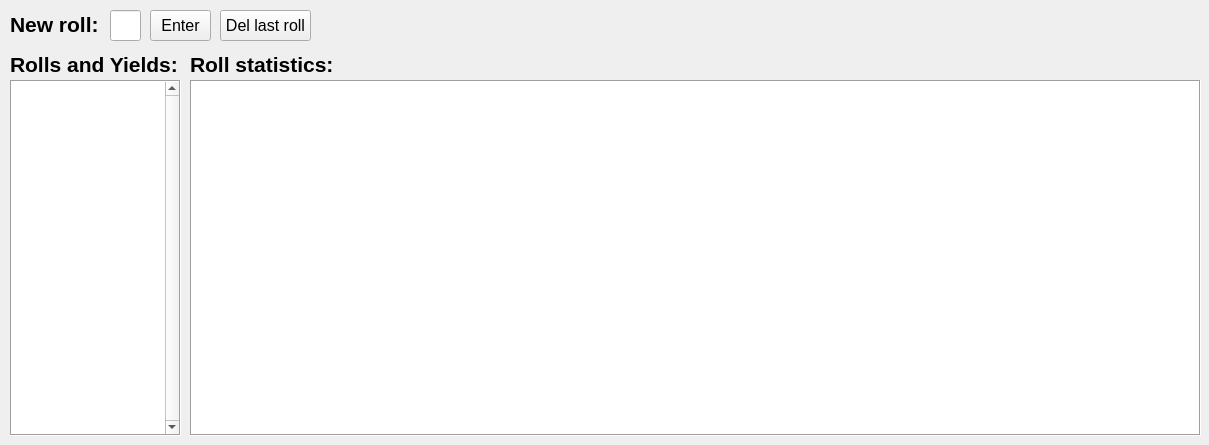
Above: ui/mainwindow.ui from dr-asbestos/catan-dice-tracker before the change. Below: the same form after it.
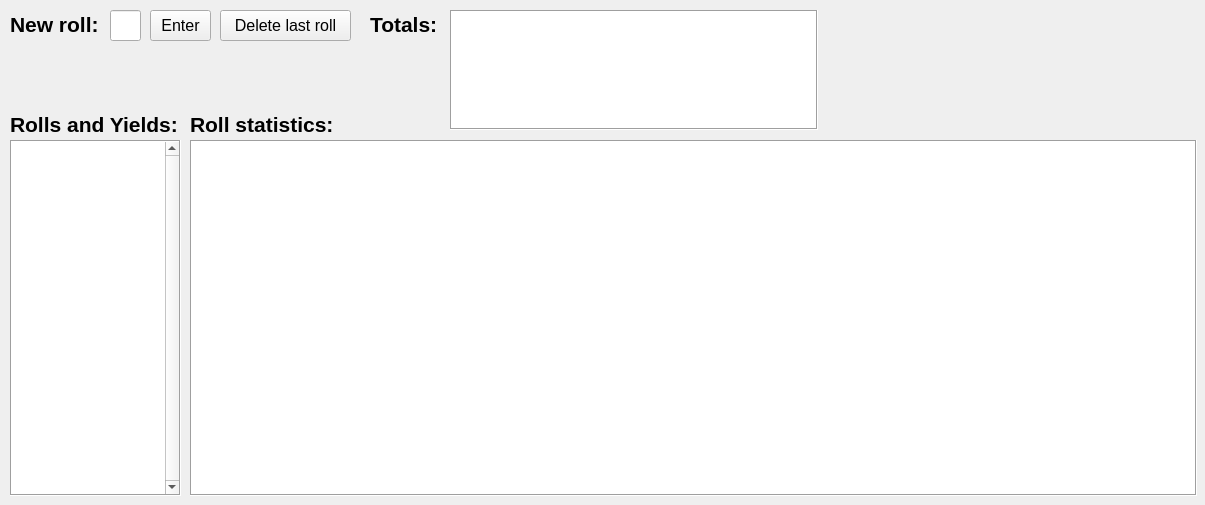
That is the form after the change.

Commit message: total stats table + tweaks

```diff
--- a/ui/mainwindow.ui
+++ b/ui/mainwindow.ui
@@ -6,20 +6,20 @@
    <rect>
     <x>0</x>
     <y>0</y>
-    <width>1209</width>
-    <height>445</height>
+    <width>1205</width>
+    <height>505</height>
    </rect>
   </property>
   <property name="minimumSize">
    <size>
-    <width>315</width>
-    <height>445</height>
+    <width>1205</width>
+    <height>505</height>
    </size>
   </property>
   <property name="maximumSize">
    <size>
-    <width>1315</width>
-    <height>445</height>
+    <width>1205</width>
+    <height>505</height>
    </size>
   </property>
   <property name="windowTitle">
@@ -30,8 +30,8 @@
     <property name="geometry">
      <rect>
       <x>190</x>
-      <y>80</y>
-      <width>1011</width>
+      <y>140</y>
+      <width>1007</width>
       <height>356</height>
      </rect>
     </property>
@@ -87,7 +87,7 @@
     <property name="geometry">
      <rect>
       <x>190</x>
-      <y>50</y>
+      <y>110</y>
       <width>146</width>
       <height>29</height>
      </rect>
@@ -106,7 +106,7 @@
     <property name="geometry">
      <rect>
       <x>10</x>
-      <y>50</y>
+      <y>110</y>
       <width>169</width>
       <height>29</height>
      </rect>
@@ -181,7 +181,7 @@
      <rect>
       <x>220</x>
       <y>10</y>
-      <width>91</width>
+      <width>131</width>
       <height>31</height>
      </rect>
     </property>
@@ -191,14 +191,14 @@
      </font>
     </property>
     <property name="text">
-     <string notr="true">Del last roll</string>
+     <string notr="true">Delete last roll</string>
     </property>
    </widget>
    <widget class="QTableWidget" name="tableRolls">
     <property name="geometry">
      <rect>
       <x>10</x>
-      <y>80</y>
+      <y>140</y>
       <width>171</width>
       <height>356</height>
      </rect>
@@ -248,6 +248,82 @@
      <bool>true</bool>
     </attribute>
    </widget>
+   <widget class="QLabel" name="labelPlayerTotalsStatic">
+    <property name="geometry">
+     <rect>
+      <x>370</x>
+      <y>10</y>
+      <width>69</width>
+      <height>29</height>
+     </rect>
+    </property>
+    <property name="font">
+     <font>
+      <pointsize>16</pointsize>
+      <bold>true</bold>
+     </font>
+    </property>
+    <property name="text">
+     <string notr="true">Totals:</string>
+    </property>
+   </widget>
+   <widget class="QTableWidget" name="tableTotalStats">
+    <property name="geometry">
+     <rect>
+      <x>450</x>
+      <y>10</y>
+      <width>368</width>
+      <height>120</height>
+     </rect>
+    </property>
+    <property name="font">
+     <font>
+      <pointsize>12</pointsize>
+     </font>
+    </property>
+    <property name="frameShape">
+     <enum>QFrame::Shape::Box</enum>
+    </property>
+    <property name="lineWidth">
+     <number>1</number>
+    </property>
+    <property name="verticalScrollBarPolicy">
+     <enum>Qt::ScrollBarPolicy::ScrollBarAlwaysOff</enum>
+    </property>
+    <property name="horizontalScrollBarPolicy">
+     <enum>Qt::ScrollBarPolicy::ScrollBarAlwaysOff</enum>
+    </property>
+    <property name="editTriggers">
+     <set>QAbstractItemView::EditTrigger::NoEditTriggers</set>
+    </property>
+    <property name="tabKeyNavigation">
+     <bool>false</bool>
+    </property>
+    <property name="showDropIndicator" stdset="0">
+     <bool>false</bool>
+    </property>
+    <property name="dragDropOverwriteMode">
+     <bool>false</bool>
+    </property>
+    <property name="alternatingRowColors">
+     <bool>true</bool>
+    </property>
+    <property name="selectionMode">
+     <enum>QAbstractItemView::SelectionMode::NoSelection</enum>
+    </property>
+    <property name="selectionBehavior">
+     <enum>QAbstractItemView::SelectionBehavior::SelectItems</enum>
+    </property>
+    <property name="supportedDragActions">
+     <set>Qt::DropAction::IgnoreAction</set>
+    </property>
+    <attribute name="horizontalHeaderMinimumSectionSize">
+     <number>10</number>
+    </attribute>
+    <attribute name="verticalHeaderVisible">
+     <bool>true</bool>
+    </attribute>
+   </widget>
   </widget>
  </widget>
  <resources/>
```
The commit also changes 1 other file.
